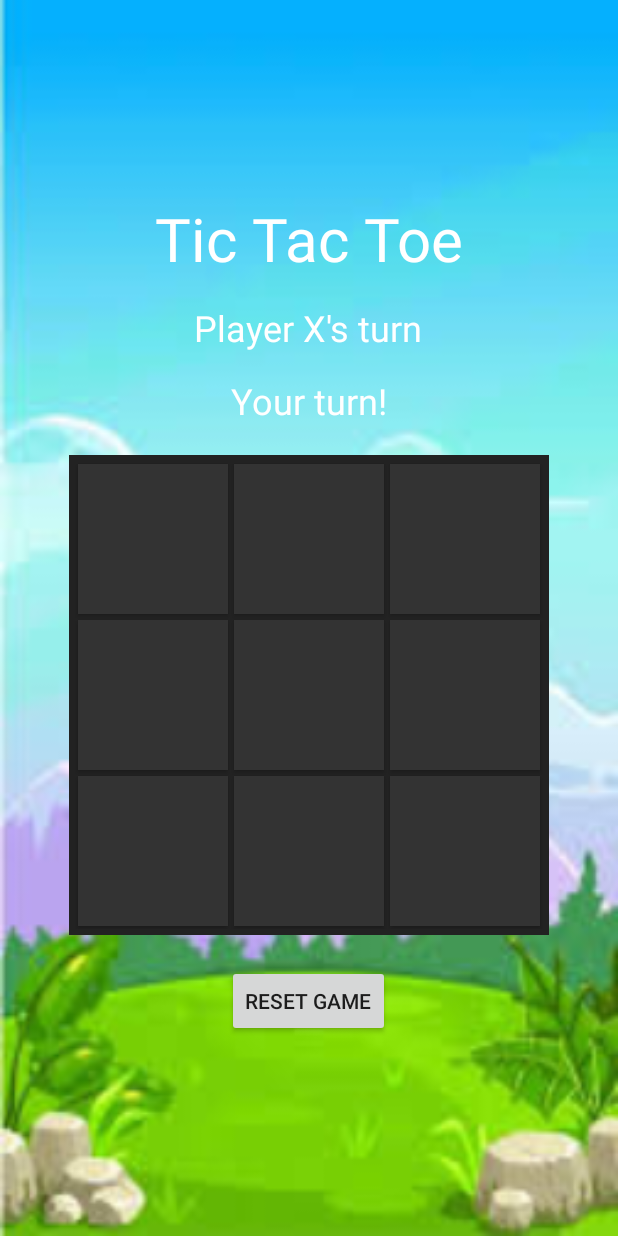
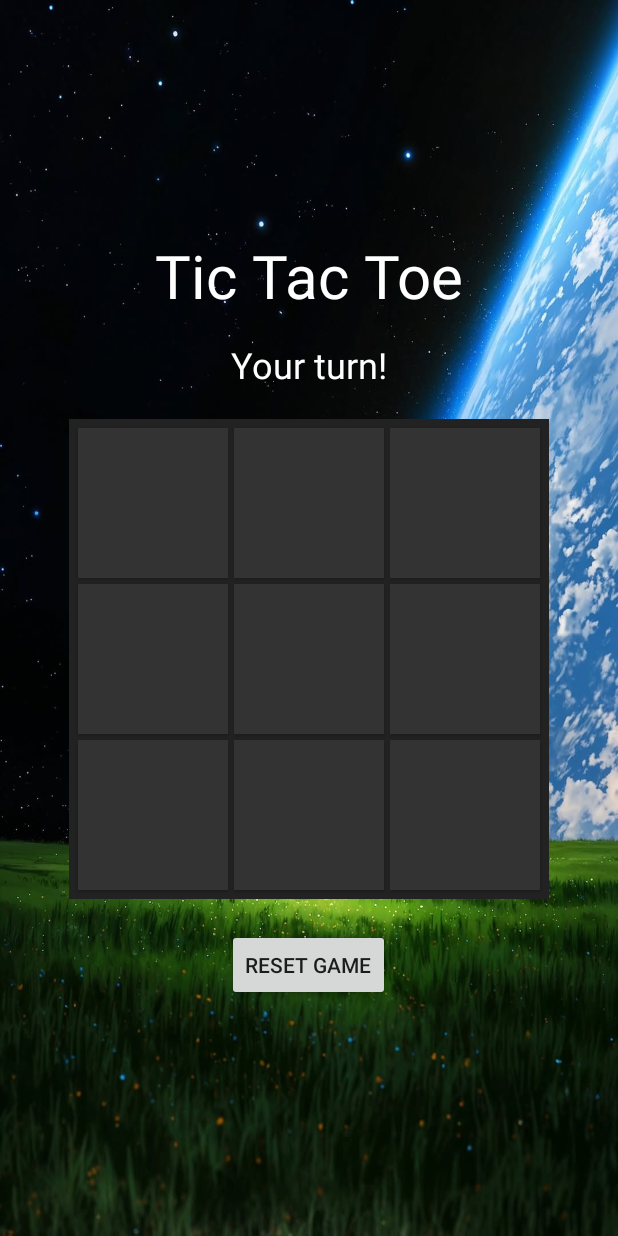
Before and after one commit to Sujal-Ramani/TicTacToe, an Android app built with Jetpack Compose: the PlayAIActivity screen opened directly, with no data from a screen before it, on a phone screen of 412 x 824 dp. Run offline under Robolectric (Android 15) with nearby library versions, the phone set to English and light mode, and no system bars; libraries missing offline, so code that uses them is left out: com.example.

Commit message:
some minor changes in ui

```diff
--- a/app/src/main/res/layout/activity_play_ai.xml
+++ b/app/src/main/res/layout/activity_play_ai.xml
@@ -2,7 +2,7 @@
 <ScrollView xmlns:android="http://schemas.android.com/apk/res/android"
     android:layout_width="match_parent"
     android:layout_height="match_parent"
-    android:background="@drawable/ticai"
+    android:background="@drawable/bac"
     android:fillViewport="true">
 
     <FrameLayout
@@ -29,14 +29,6 @@
                 android:layout_marginBottom="16dp" />
 
             <!-- Player Turn -->
-            <TextView
-                android:id="@+id/playerTurnText"
-                android:layout_width="wrap_content"
-                android:layout_height="wrap_content"
-                android:text="Player X's turn"
-                android:textColor="#FFFFFF"
-                android:textSize="24sp"
-                android:layout_marginBottom="16dp" />
 
             <!-- Status Text -->
             <TextView
--- a/app/src/main/res/layout/activity_view_players.xml
+++ b/app/src/main/res/layout/activity_view_players.xml
@@ -3,9 +3,11 @@
     android:orientation="vertical"
     android:layout_width="match_parent"
     android:layout_height="match_parent"
+    android:background="@drawable/bac"
     android:padding="16dp">
 
     <androidx.recyclerview.widget.RecyclerView
+        android:layout_marginTop="50dp"
         android:id="@+id/recyclerView"
         android:layout_width="match_parent"
         android:layout_height="0dp"
@@ -15,8 +17,9 @@
         android:id="@+id/clearPlayersButton"
         android:layout_width="match_parent"
         android:layout_height="wrap_content"
-        android:text="Clear All Players"
+        android:text="Clear History"
         android:layout_marginTop="16dp"
+        android:layout_marginBottom="30dp"
         android:backgroundTint="@color/lavender"
         android:textColor="@android:color/white"
         android:textStyle="bold"/>
```
Also changed, not shown: app/src/main/res/drawable/bac.png (added).
